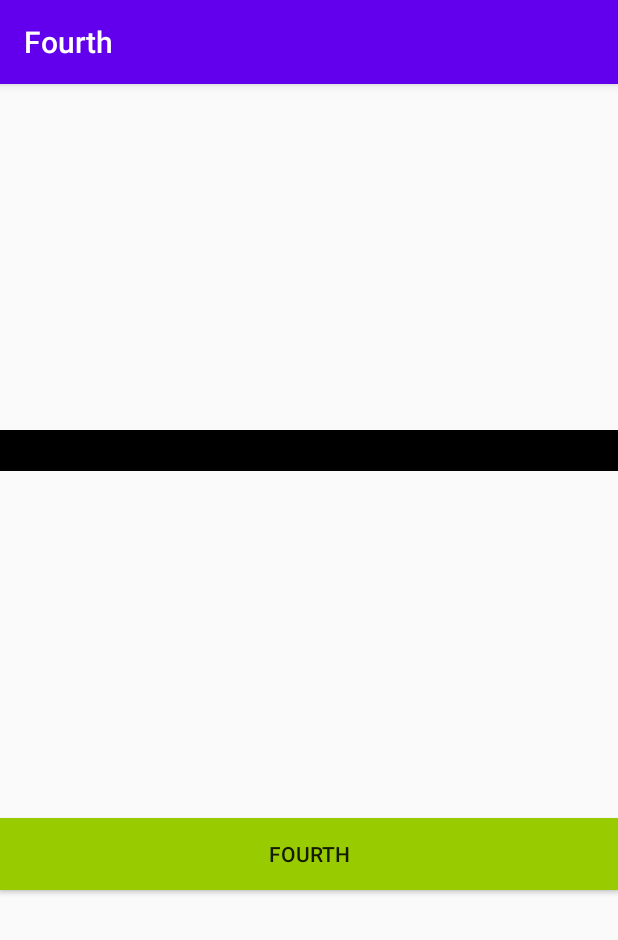
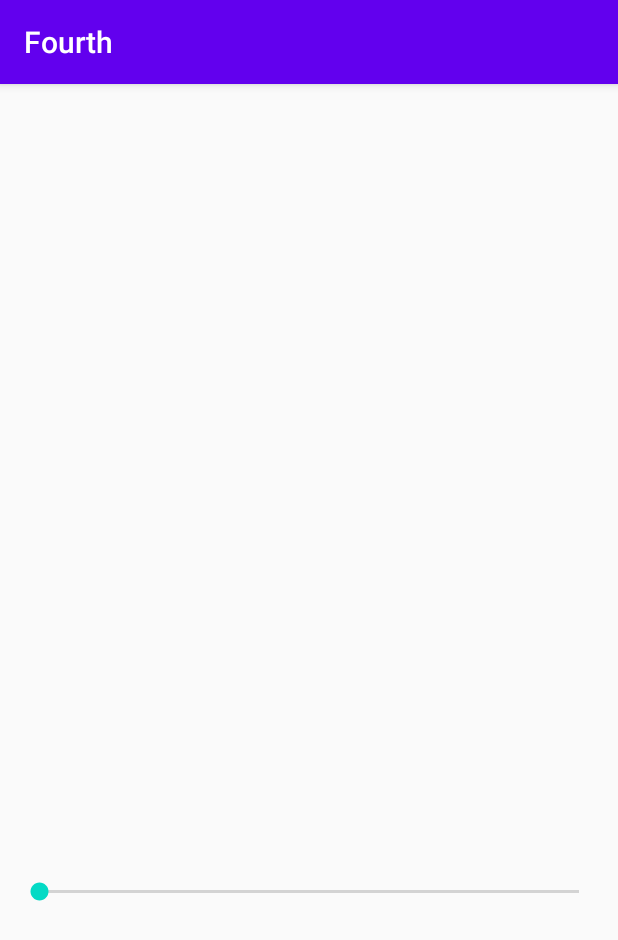
Before and after one commit to lgheric/fourth, an Android app: the screen it shows after launch (MainActivity), on a phone screen of 412 x 824 dp. Shown: the top 940 px of the screen. Run offline under Robolectric (Android 15) with nearby library versions, the phone set to English and light mode, and no system bars.

Commit message:
clipDrawblee

```diff
--- a/app/src/main/java/com/eric/fourth/MainActivity.java
+++ b/app/src/main/java/com/eric/fourth/MainActivity.java
@@ -1,54 +1,51 @@
 package com.eric.fourth;
 
-import android.content.Context;
-import android.content.res.Resources;
-import android.graphics.Bitmap;
-import android.graphics.BitmapShader;
-import android.graphics.Canvas;
-import android.graphics.Color;
-import android.graphics.ComposePathEffect;
-import android.graphics.CornerPathEffect;
-import android.graphics.DiscretePathEffect;
-import android.graphics.LinearGradient;
-import android.graphics.Paint;
-import android.graphics.Path;
-import android.graphics.PathEffect;
-import android.graphics.RectF;
-import android.graphics.Shader;
-import android.graphics.SweepGradient;
-import android.graphics.drawable.ColorDrawable;
-import android.graphics.drawable.Drawable;
-import android.graphics.drawable.ShapeDrawable;
-import android.graphics.drawable.shapes.ArcShape;
-import android.graphics.drawable.shapes.OvalShape;
-import android.graphics.drawable.shapes.PathShape;
-import android.graphics.drawable.shapes.RectShape;
-import android.graphics.drawable.shapes.RoundRectShape;
-import android.graphics.drawable.shapes.Shape;
+import android.annotation.SuppressLint;
+import android.graphics.drawable.ClipDrawable;
 import android.os.Bundle;
-import android.view.View;
-import android.widget.Button;
+import android.widget.ImageView;
+import android.widget.SeekBar;
 import android.widget.TextView;
 
 import androidx.appcompat.app.AppCompatActivity;
 
+
 public class MainActivity extends AppCompatActivity {
+
+    private SeekBar mSeekbar;
+    private TextView mTvShow;
+    private ImageView mImageShow;
+
     @Override
     protected void onCreate(Bundle savedInstanceState) {
         super.onCreate(savedInstanceState);
         setContentView(R.layout.activity_main);
 
-        TextView txtShow = findViewById(R.id.txt_show);
-        Button btn = findViewById(R.id.btn);
+        mSeekbar = findViewById(R.id.seekbar);
+        mTvShow = findViewById(R.id.tv_info);
+        mImageShow = findViewById(R.id.iv_show);
 
-        ColorDrawable drawable = new ColorDrawable(0xffff2200);
-        //txtShow.setBackground(drawable);
-        txtShow.setBackgroundColor(Color.argb(0xff, 0x00, 0x00, 0x00));
+        mSeekbar.setOnSeekBarChangeListener(new SeekBar.OnSeekBarChangeListener() {
+            @SuppressLint("SetTextI18n")
+            @Override
+            public void onProgressChanged(SeekBar seekBar, int progress, boolean fromUser) {
+                int max = seekBar.getMax();
+                double scale = (double) progress / (double) max;
+                ClipDrawable drawable = (ClipDrawable) mImageShow.getBackground();
+                drawable.setLevel((int) (10000 * scale));
+                mTvShow.setText(progress + "");
+            }
 
-        int mycolor = getResources().getColor(R.color.colorPrimary);
-        btn.setBackgroundColor(mycolor);
+            @Override
+            public void onStartTrackingTouch(SeekBar seekBar) {
 
-        int getcolor = Resources.getSystem().getColor(android.R.color.holo_green_light);
-        btn.setBackgroundColor(getcolor);
+            }
+
+            @Override
+            public void onStopTrackingTouch(SeekBar seekBar) {
+
+            }
+        });
+
     }
 }
--- /dev/null
+++ b/app/src/main/res/drawable/clip.xml
@@ -0,0 +1,5 @@
+<clip xmlns:android="http://schemas.android.com/apk/res/android"
+    android:drawable="@drawable/fruits"
+    android:clipOrientation="horizontal"
+    android:gravity="left">
+</clip>
--- a/app/src/main/res/drawable/gradient_linear.xml
+++ /dev/null
@@ -1,16 +0,0 @@
-<?xml version="1.0" encoding="utf-8"?>
-<shape
-    xmlns:android="http://schemas.android.com/apk/res/android"
-    android:shape="oval" >
-    <gradient
-        android:angle="90"
-        android:centerColor="#FFEB82"
-        android:endColor="#35B2DE"
-        android:startColor="#DEACAB" />
-
-    <stroke
-        android:dashGap="5dip"
-        android:dashWidth="4dip"
-        android:width="3dip"
-        android:color="#fff" />
-</shape>
--- a/app/src/main/res/drawable/gradient_radial.xml
+++ /dev/null
@@ -1,16 +0,0 @@
-<?xml version="1.0" encoding="utf-8"?>
-<shape xmlns:android="http://schemas.android.com/apk/res/android"
-    android:innerRadius="0dip"
-    android:shape="ring"
-    android:thickness="70dip"
-    android:useLevel="false" >
-
-    <gradient
-        android:centerColor="#FFEB82"
-        android:endColor="#35B2DE"
-        android:gradientRadius="70"
-        android:startColor="#DEACAB"
-        android:type="radial"
-        android:useLevel="false" />
-
-</shape>
--- a/app/src/main/res/drawable/gradient_sweep.xml
+++ /dev/null
@@ -1,15 +0,0 @@
-<?xml version="1.0" encoding="utf-8"?>
-<shape xmlns:android="http://schemas.android.com/apk/res/android"
-    android:innerRadiusRatio="8"
-    android:shape="ring"
-    android:thicknessRatio="3"
-    android:useLevel="false" >
-
-    <gradient
-        android:centerColor="#FFEB82"
-        android:endColor="#35B2DE"
-        android:startColor="#DEACAB"
-        android:type="sweep"
-        android:useLevel="false" />
-
-</shape>
--- a/app/src/main/res/drawable/pic9.xml
+++ /dev/null
@@ -1,5 +0,0 @@
-<?xml version="1.0" encoding="utf-8"?>
-<nine-patch
-    xmlns:android="http://schemas.android.com/apk/res/android"
-    android:src="@drawable/dule_pic"
-    android:dither="true"/>
--- a/app/src/main/res/drawable/txt_radiuborder.xml
+++ /dev/null
@@ -1,38 +0,0 @@
-<?xml version="1.0" encoding="utf-8"?>
-<shape xmlns:android="http://schemas.android.com/apk/res/android"
-
-    android:visible="true"
-    android:shape="rectangle"
-
-    android:innerRadiusRatio="0.1"
-    android:innerRadius="1dp"
-    android:thicknessRatio="0.1"
-    android:thickness="2dp"
-    android:useLevel="true"
-    >
-    <!--android:shape="rectangle,oval,line,ring-->
-
-    <!-- 设置一个黑色边框 -->
-    <stroke
-        android:width="2px"
-        android:color="#000000"
-        android:dashWidth="2dp"
-        android:dashGap="2dp"   />
-
-    <!-- 渐变 -->
-    <gradient
-        android:angle="270"
-        android:endColor="#C0C0C0"
-        android:startColor="#FCD209" />
-
-    <!--    设置solid后会覆盖gradient设置的所有效果!!!!!!-->
-    <corners android:radius="20px" />
-
-    <!-- 设置一下边距,让空间大一点 -->
-    <padding
-        android:left="5dp"
-        android:top="5dp"
-        android:right="5dp"
-        android:bottom="5dp"/>
-
-</shape>
--- a/app/src/main/res/layout-v28/activity_main.xml
+++ /dev/null
@@ -1,42 +0,0 @@
-<?xml version="1.0" encoding="utf-8"?>
-<androidx.constraintlayout.widget.ConstraintLayout
-    xmlns:android="http://schemas.android.com/apk/res/android"
-    xmlns:app="http://schemas.android.com/apk/res-auto"
-    xmlns:tools="http://schemas.android.com/tools"
-    android:layout_width="match_parent"
-    android:layout_height="match_parent"
-    tools:context=".MainActivity"
-    >
-
-    <TextView
-        android:id="@+id/txt_show"
-        android:layout_width="match_parent"
-        android:layout_height="wrap_content"
-        android:text="@string/app_name"
-        android:textSize="20sp"
-        android:textFontWeight="2"
-        android:gravity="center"
-        android:background="@drawable/txt_rectborder"
-        app:layout_constraintTop_toTopOf="parent"
-        app:layout_constraintBottom_toTopOf="@+id/btn"
-        app:layout_constraintLeft_toLeftOf="parent"
-        app:layout_constraintRight_toRightOf="parent"
-        />
-
-    <Button
-        android:id="@+id/btn"
-        android:layout_width="match_parent"
-        android:layout_height="wrap_content"
-        android:text="@string/app_name"
-        app:layout_constraintTop_toBottomOf="@+id/txt_show"
-        app:layout_constraintBottom_toBottomOf="parent"
-        app:layout_constraintLeft_toLeftOf="parent"
-        app:layout_constraintRight_toRightOf="parent"
-        />
-
-
-
-
-
-
-</androidx.constraintlayout.widget.ConstraintLayout>
--- a/app/src/main/res/layout/activity_main.xml
+++ b/app/src/main/res/layout/activity_main.xml
@@ -1,81 +1,30 @@
 <?xml version="1.0" encoding="utf-8"?>
-<androidx.constraintlayout.widget.ConstraintLayout
-    xmlns:android="http://schemas.android.com/apk/res/android"
-    xmlns:app="http://schemas.android.com/apk/res-auto"
+<RelativeLayout xmlns:android="http://schemas.android.com/apk/res/android"
     xmlns:tools="http://schemas.android.com/tools"
     android:layout_width="match_parent"
     android:layout_height="match_parent"
-    tools:context=".MainActivity"
-    >
+    android:paddingBottom="@dimen/activity_vertical_margin"
+    android:paddingLeft="@dimen/activity_horizontal_margin"
+    android:paddingRight="@dimen/activity_horizontal_margin"
+    android:paddingTop="@dimen/activity_vertical_margin"
+    tools:context=".MainActivity">
 
     <TextView
-        android:id="@+id/txt_show"
+        android:id="@+id/tv_info"
+        android:layout_width="wrap_content"
+        android:layout_height="wrap_content"/>
+
+    <ImageView
+        android:id="@+id/iv_show"
+        android:layout_below="@id/tv_info"
         android:layout_width="match_parent"
-        android:layout_height="wrap_content"
-        android:text="@string/app_name"
-        android:textSize="20sp"
-        android:gravity="center"
-        android:layout_marginRight="10sp"
-        android:layout_marginLeft="10sp"
-        android:background="@drawable/txt_rectborder"
-        app:layout_constraintTop_toTopOf="parent"
-        app:layout_constraintBottom_toTopOf="@+id/btn"
-        app:layout_constraintLeft_toLeftOf="parent"
-        app:layout_constraintRight_toRightOf="parent"
-        />
+        android:layout_height="500dp"
+        android:background="@drawable/clip"
+        android:contentDescription="@string/app_name" />
 
-    <Button
-        android:id="@+id/btn"
+    <SeekBar
+        android:id="@+id/seekbar"
+        android:layout_below="@id/iv_show"
         android:layout_width="match_parent"
-        android:layout_height="wrap_content"
-        android:text="@string/app_name"
-        android:layout_marginRight="10sp"
-        android:layout_marginLeft="10sp"
-        android:background="@drawable/txt_radiuborder"
-        app:layout_constraintTop_toBottomOf="@+id/txt_show"
-        app:layout_constraintBottom_toTopOf="@+id/txtShow1"
-        app:layout_constraintLeft_toLeftOf="parent"
-        app:layout_constraintRight_toRightOf="parent"
-        />
-
-
-
-    <TextView
-        android:id="@+id/txtShow1"
-        android:layout_width="200dp"
-        android:layout_height="100dp"
-        android:background="@drawable/gradient_linear"
-        app:layout_constraintTop_toBottomOf="@+id/btn"
-        app:layout_constraintBottom_toTopOf="@+id/txtShow2"
-        app:layout_constraintLeft_toLeftOf="parent"
-        app:layout_constraintRight_toRightOf="parent"
-
-
-        />
-
-    <TextView
-        android:id="@+id/txtShow2"
-        android:layout_width="200dp"
-        android:layout_height="200dp"
-        android:background="@drawable/gradient_radial"
-        app:layout_constraintTop_toBottomOf="@+id/txtShow1"
-        app:layout_constraintBottom_toTopOf="@+id/txtShow3"
-        app:layout_constraintLeft_toLeftOf="parent"
-        app:layout_constraintRight_toRightOf="parent"
-
-        />
-
-    <TextView
-        android:id="@+id/txtShow3"
-        android:layout_width="100dp"
-        android:layout_height="100dp"
-        android:background="@drawable/gradient_sweep"
-        app:layout_constraintTop_toBottomOf="@+id/txtShow2"
-        app:layout_constraintLeft_toLeftOf="parent"
-        app:layout_constraintRight_toRightOf="parent"
-        app:layout_constraintBottom_toBottomOf="parent"
-
-        />
-
-
-</androidx.constraintlayout.widget.ConstraintLayout>
+        android:layout_height="wrap_content" />
+</RelativeLayout>
--- a/app/src/main/res/mipmap-anydpi-v26/ic_launcher.xml
+++ /dev/null
@@ -1,5 +0,0 @@
-<?xml version="1.0" encoding="utf-8"?>
-<adaptive-icon xmlns:android="http://schemas.android.com/apk/res/android">
-    <background android:drawable="@drawable/ic_launcher_background" />
-    <foreground android:drawable="@drawable/ic_launcher_foreground" />
-</adaptive-icon>
--- a/app/src/main/res/mipmap-anydpi-v26/ic_launcher_round.xml
+++ /dev/null
@@ -1,5 +0,0 @@
-<?xml version="1.0" encoding="utf-8"?>
-<adaptive-icon xmlns:android="http://schemas.android.com/apk/res/android">
-    <background android:drawable="@drawable/ic_launcher_background" />
-    <foreground android:drawable="@drawable/ic_launcher_foreground" />
-</adaptive-icon>
--- /dev/null
+++ b/app/src/main/res/values/dimens.xml
@@ -0,0 +1,5 @@
+<?xml version="1.0" encoding="utf-8"?>
+<resources>
+    <dimen name="activity_vertical_margin">10dp</dimen>
+    <dimen name="activity_horizontal_margin">10dp</dimen>
+</resources>
```
Also changed, not shown: app/src/main/res/drawable-v24/ic_launcher_foreground.xml (deleted, +0 -30 lines), app/src/main/res/drawable/ic_launcher_background.xml (deleted, +0 -170 lines), app/src/main/res/drawable/txt_rectborder.XML (deleted, +0 -35 lines), app/src/main/res/drawable-v24/dule_pic.9.png (deleted), app/src/main/res/drawable/fruits.jpg (added).
